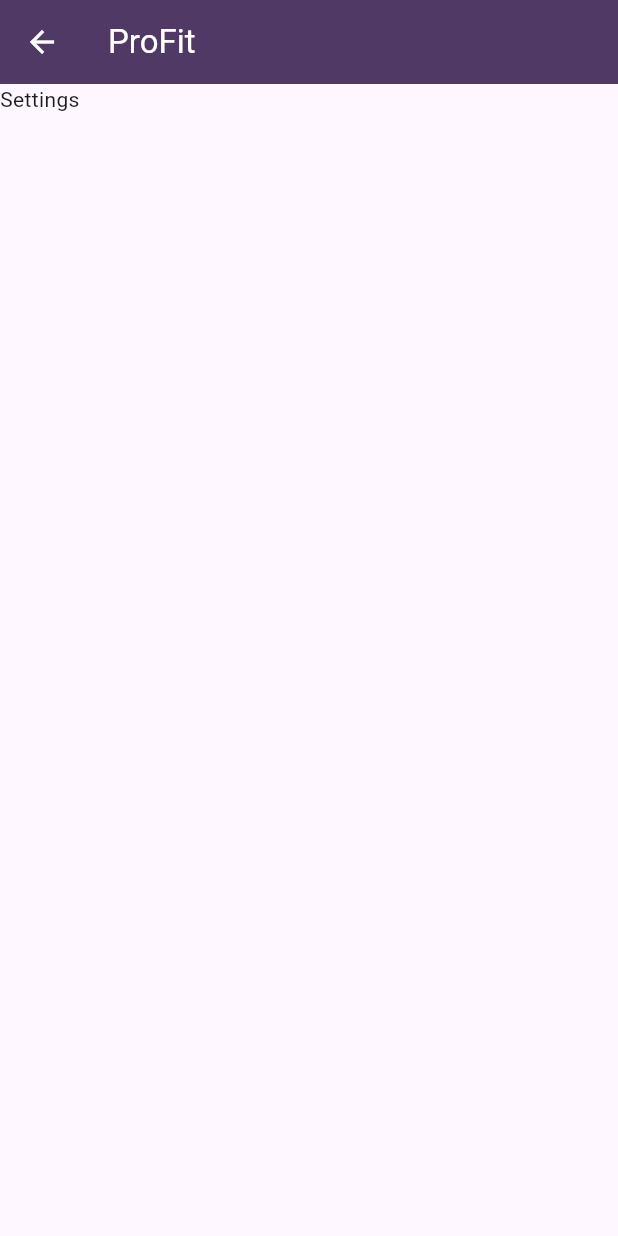
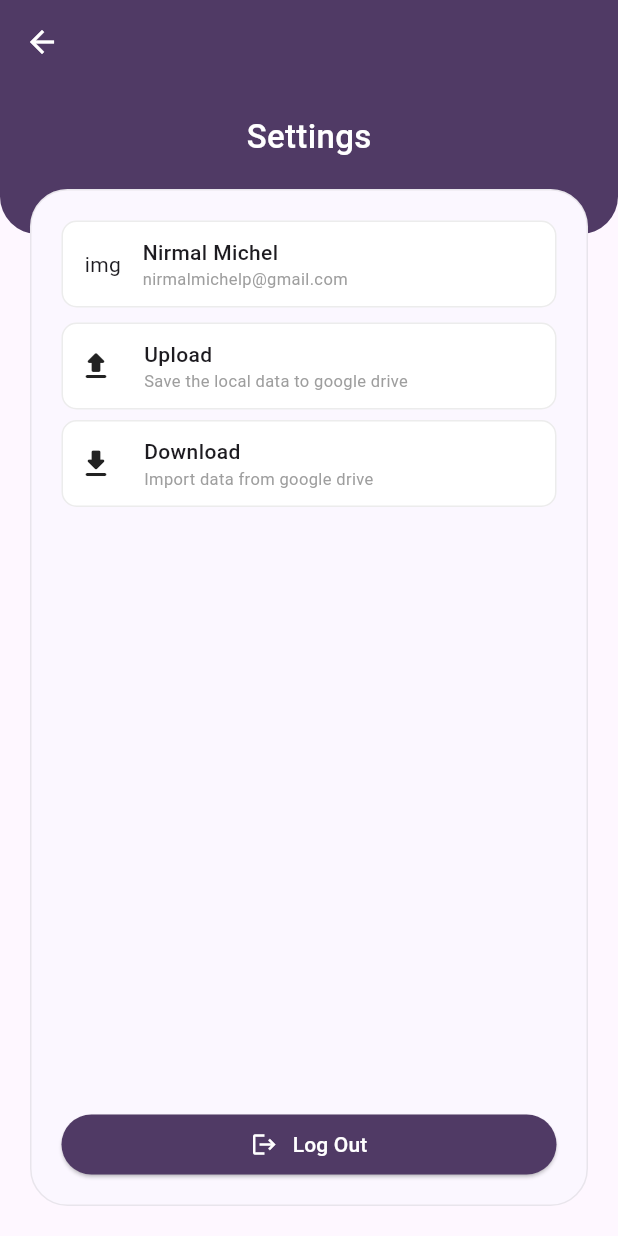
Before and after one commit to PebbleHearts/pro_fit_flutter, a Flutter app: the SettingsScreen screen opened directly, on a phone screen of 412 x 824 dp. Run offline on Flutter 3.47's test engine with Material 3 defaults, Android fonts, the phone set to English and light mode, and no system bars; our stand-ins replace drift, sqlite3_flutter_libs; missing offline and left inert: sqlite3; accounts and stored records are empty; generated files the repository leaves out were written again.

Commit message:
fix: create the ui for settings page

```diff
--- /dev/null
+++ b/lib/screens/settings_screen/cta_item.dart
@@ -0,0 +1,51 @@
+import 'package:flutter/material.dart';
+
+class CTAItem extends StatelessWidget {
+  final IconData icon;
+  final String label;
+  final String description;
+  final VoidCallback onTap;
+  const CTAItem({
+    super.key,
+    required this.label,
+    required this.icon,
+    required this.description,
+    required this.onTap,
+  });
+
+  @override
+  Widget build(BuildContext context) {
+    return InkWell(
+      onTap: onTap,
+      child: Container(
+        padding: const EdgeInsets.all(10),
+        decoration: BoxDecoration(
+          borderRadius: BorderRadius.circular(10),
+          color: Colors.white,
+          border: Border.all(color: Colors.grey.withOpacity(0.2), width: 1),
+        ),
+        child: Row(
+          children: [
+            Icon(icon),
+            const SizedBox(
+              width: 20,
+            ),
+            Column(
+              crossAxisAlignment: CrossAxisAlignment.start,
+              children: [
+                Text(
+                  label,
+                  style: const TextStyle(fontWeight: FontWeight.w500),
+                ),
+                Text(
+                  description,
+                  style: const TextStyle(fontSize: 11, color: Colors.grey),
+                ),
+              ],
+            ),
+          ],
+        ),
+      ),
+    );
+  }
+}
--- /dev/null
+++ b/lib/screens/settings_screen/profile_card.dart
@@ -0,0 +1,44 @@
+import 'package:flutter/material.dart';
+
+class ProfileCard extends StatelessWidget {
+  const ProfileCard({
+    super.key,
+  });
+
+  @override
+  Widget build(BuildContext context) {
+    return Container(
+      padding: const EdgeInsets.all(10),
+      decoration: BoxDecoration(
+        borderRadius: BorderRadius.circular(10),
+        color: Colors.white,
+        border: Border.all(color: Colors.grey.withOpacity(0.2), width: 1),
+      ),
+      child:  const Row(
+        children: [
+          SizedBox(
+            width: 33,
+            height: 33,
+            child: Center(child: Text('img')),
+          ),
+          SizedBox(
+            width: 10,
+          ),
+          Column(
+            crossAxisAlignment: CrossAxisAlignment.start,
+            children: [
+              Text(
+                'Nirmal Michel',
+                style: TextStyle(fontWeight: FontWeight.w500),
+              ),
+              Text(
+                'nirmalmichelp@gmail.com',
+                style: const TextStyle(fontSize: 11, color: Colors.grey),
+              ),
+            ],
+          ),
+        ],
+      ),
+    );
+  }
+}
--- a/lib/screens/settings_screen/settings_screen.dart
+++ b/lib/screens/settings_screen/settings_screen.dart
@@ -1,5 +1,7 @@
 import 'package:flutter/material.dart';
 import 'package:pro_fit_flutter/constants/theme.dart';
+import 'package:pro_fit_flutter/screens/settings_screen/cta_item.dart';
+import 'package:pro_fit_flutter/screens/settings_screen/profile_card.dart';
 
 class SettingsScreen extends StatelessWidget {
   const SettingsScreen({super.key});
@@ -10,9 +12,120 @@
       appBar: AppBar(
         backgroundColor: purpleTheme.primary,
         foregroundColor: Colors.white,
-        title: const Text('ProFit'),
       ),
-      body: const Text('Settings'),
+      body: Column(
+        children: [
+          Container(
+            height: 70,
+            color: purpleTheme.primary,
+            width: double.infinity,
+            child: const Center(
+              child: Text(
+                'Settings',
+                style: TextStyle(
+                  color: Colors.white,
+                  fontSize: 22,
+                  fontWeight: FontWeight.w500,
+                ),
+              ),
+            ),
+          ),
+          Expanded(
+            child: Stack(
+              children: [
+                Container(
+                  height: 30,
+                  decoration: BoxDecoration(
+                    color: purpleTheme.primary,
+                    borderRadius: const BorderRadius.only(
+                        bottomRight: Radius.circular(25),
+                        bottomLeft: Radius.circular(25)),
+                  ),
+                ),
+                Padding(
+                  padding: const EdgeInsets.symmetric(horizontal: 20.0),
+                  child: Column(
+                    crossAxisAlignment: CrossAxisAlignment.stretch,
+                    children: [
+                      Expanded(
+                        child: Container(
+                          height: 400,
+                          width: 100,
+                          padding: const EdgeInsets.all(20),
+                          margin: const EdgeInsets.only(bottom: 20),
+                          decoration: BoxDecoration(
+                            borderRadius: BorderRadius.circular(25),
+                            color: purpleTheme.background,
+                            border: Border.all(
+                              color: Colors.grey.withOpacity(0.2),
+                              width: 1,
+                            ),
+                          ),
+                          child: Column(
+                            mainAxisAlignment: MainAxisAlignment.spaceBetween,
+                            children: [
+                              Column(
+                                children: [
+                                  const ProfileCard(),
+                                  const SizedBox(
+                                    height: 10,
+                                  ),
+                                  CTAItem(
+                                    label: 'Upload',
+                                    icon: Icons.upload_rounded,
+                                    description:
+                                        'Save the local data to google drive',
+                                    onTap: () {},
+                                  ),
+                                  const SizedBox(
+                                    height: 7,
+                                  ),
+                                  CTAItem(
+                                    label: 'Download',
+                                    icon: Icons.download_rounded,
+                                    description:
+                                        'Import data from google drive',
+                                    onTap: () {},
+                                  ),
+                                ],
+                              ),
+                              SizedBox(
+                                height: 40,
+                                child: ElevatedButton(
+                                  style: ButtonStyle(
+                                      foregroundColor:
+                                          const MaterialStatePropertyAll(
+                                              Colors.white),
+                                      backgroundColor: MaterialStatePropertyAll(
+                                          purpleTheme.primary),
+                                      overlayColor: MaterialStatePropertyAll(
+                                          purpleTheme.primary
+                                              .withOpacity(0.5))),
+                                  onPressed: () {},
+                                  child: const Row(
+                                      mainAxisAlignment:
+                                          MainAxisAlignment.center,
+                                      children: [
+                                        Icon(Icons.logout),
+                                        SizedBox(
+                                          width: 10,
+                                        ),
+                                        Text('Log Out')
+                                      ]),
+                                ),
+                              )
+                            ],
+                          ),
+                        ),
+                      ),
+                    ],
+                  ),
+                ),
+              ],
+            ),
+          ),
+        ],
+      ),
     );
   }
 }
```
